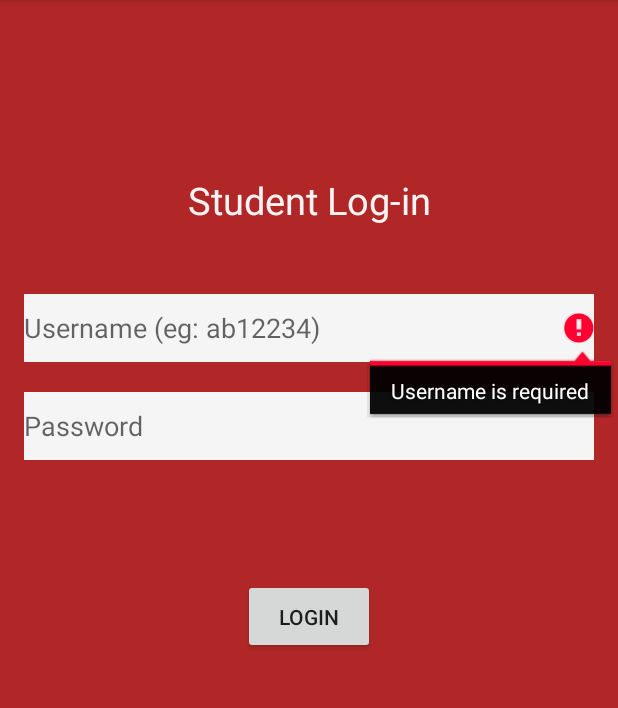
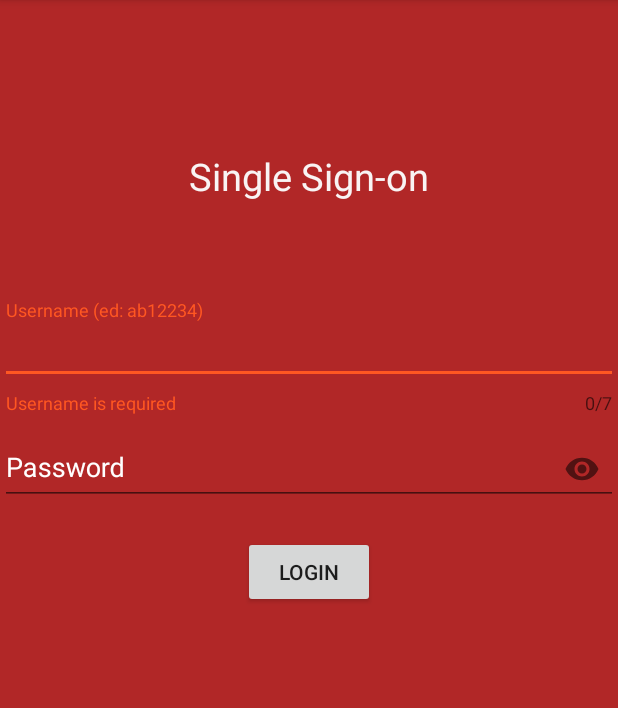
Before and after one commit to kartsridhar/BristolBuddies, an Android app: the LoginPage screen opened directly, with no data from a screen before it, after a tap on "LOGIN", on a phone screen of 412 x 824 dp, the part 84-792 px from its top. Run offline under Robolectric (Android 15) with nearby library versions, the light colour scheme and no system bars.

Commit message:
changed login, added test, problem in http req test

```diff
--- a/Bristol-Buddies-SPE/app/build.gradle
+++ b/Bristol-Buddies-SPE/app/build.gradle
@@ -39,6 +39,8 @@ dependencies {
     implementation 'com.facebook.android:facebook-login:[4,5)'
 
     testImplementation 'junit:junit:4.12'
+    testImplementation 'org.mockito:mockito-core:1.10.19'
+    testImplementation 'com.squareup.okhttp3:mockwebserver:3.7.0'
     androidTestImplementation 'com.android.support.test:runner:1.0.2'
     androidTestImplementation 'com.android.support.test.espresso:espresso-core:3.0.2'
 
--- a/Bristol-Buddies-SPE/app/src/main/java/com/example/karthik/mvp/Activity/LoginPage.java
+++ b/Bristol-Buddies-SPE/app/src/main/java/com/example/karthik/mvp/Activity/LoginPage.java
@@ -1,6 +1,7 @@
 package com.example.karthik.mvp.Activity;
 
 import android.content.Intent;
+import android.support.design.widget.TextInputLayout;
 import android.support.v7.app.AppCompatActivity;
 import android.os.Bundle;
 import android.util.Log;
@@ -23,7 +24,7 @@ import static android.widget.Toast.LENGTH_LONG;
 
 public class LoginPage extends AppCompatActivity {
 
-    EditText username, password;
+    TextInputLayout username, password;
     String u, p;
     Button login;
 
@@ -35,7 +36,7 @@ public class LoginPage extends AppCompatActivity {
         username = findViewById(R.id.studID);
         password = findViewById(R.id.studPass);
         login = findViewById(R.id.loginButton);
-        p = password.getText().toString();
+        p = password.getEditText().getText().toString().trim();
 
 
         login.setOnClickListener(new View.OnClickListener() {
@@ -46,15 +47,11 @@ public class LoginPage extends AppCompatActivity {
             }
         });
 
-
-
-
-
     }
 
     private void userLogin(){
-        u = username.getText().toString().trim();
-        p = password.getText().toString().trim();
+        u = username.getEditText().getText().toString().trim();
+        p = password.getEditText().getText().toString().trim();
 
         if (u.isEmpty()){
             username.setError("Username is required");
--- a/Bristol-Buddies-SPE/app/src/main/res/layout/activity_login_page.xml
+++ b/Bristol-Buddies-SPE/app/src/main/res/layout/activity_login_page.xml
@@ -4,17 +4,14 @@ xmlns:app="http://schemas.android.com/apk/res-auto"
 xmlns:tools="http://schemas.android.com/tools"
 android:layout_width="match_parent"
 android:layout_height="match_parent"
-android:paddingLeft="16dp"
-android:paddingRight="16dp"
-android:paddingTop="16dp"
-android:paddingBottom="16dp"
 android:background="#b12727"
 tools:context=".Activity.LoginPage">
+
 
     <TextView
         android:layout_width="match_parent"
         android:layout_height="wrap_content"
-    android:text="Student Log-in"
+        android:text="Single Sign-on"
         android:gravity="center_horizontal"
         android:textSize="25sp"
         android:textColor="#f9f4f4"
@@ -24,33 +21,54 @@ tools:context=".Activity.LoginPage">
         android:layout_marginTop="100dp"
         />
 
-    <EditText
+    <android.support.design.widget.TextInputLayout
+        android:layout_width="match_parent"
+        android:layout_height="wrap_content"
         android:id="@+id/studID"
+        android:layout_centerHorizontal="true"
+        android:paddingTop="200dp"
+        app:counterEnabled="true"
+        android:textColorHint="#ffffff"
+        app:counterMaxLength="7"
+        app:errorEnabled="true">
+
+        <android.support.design.widget.TextInputEditText
+
             android:layout_width="match_parent"
-    android:layout_height="45dp"
-    android:layout_marginTop="180dp"
-    android:background="@color/browser_actions_bg_grey"
-    android:hint="Username (eg: ab12234)"
-    android:inputType="text"
-    android:textSize="18sp" />
+            android:layout_height="wrap_content"
+            android:hint="Username (ed: ab12234)"
+            android:layout_gravity="center_horizontal"
+            android:inputType="text"/>
 
-    <EditText
+    </android.support.design.widget.TextInputLayout>
+
+
+    <android.support.design.widget.TextInputLayout
+        android:layout_width="match_parent"
+        android:layout_height="wrap_content"
         android:id="@+id/studPass"
+        android:layout_below="@+id/studID"
+        android:paddingTop="1dp"
+        android:textColorHint="#ffffff"
+        app:errorEnabled="true"
+        app:passwordToggleEnabled="true">
+
+        <android.support.design.widget.TextInputEditText
+
             android:layout_width="match_parent"
-    android:layout_height="45dp"
-    android:layout_marginTop="245dp"
-    android:background="@color/browser_actions_bg_grey"
-    android:ems="10"
+            android:layout_height="wrap_content"
             android:hint="Password"
-    android:inputType="textPassword"
-    android:textSize="18sp" />
+            android:layout_gravity="center_horizontal"
+            android:inputType="textPassword"/>
+
+    </android.support.design.widget.TextInputLayout>
 
     <Button
         android:layout_width="wrap_content"
-    android:layout_height="50dp"
+        android:layout_height="wrap_content"
         android:text="Login"
         android:id="@+id/loginButton"
-    android:layout_marginTop="370dp"
+        android:layout_below="@+id/studPass"
         android:layout_centerHorizontal="true"/>
 
 
```
Also changed, not shown: Bristol-Buddies-SPE/app/src/main/java/com/example/karthik/mvp/Activity/Register.java (+22 -1 lines), Bristol-Buddies-SPE/app/gradle/wrapper/gradle-wrapper.properties (added), 5 other files. Lines whose indentation alone changed are shown as unchanged.
